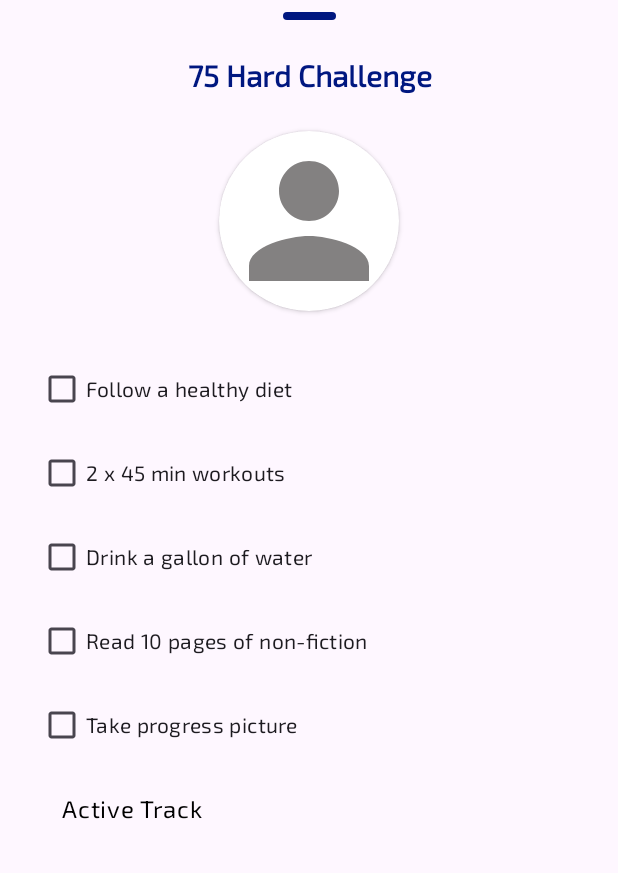
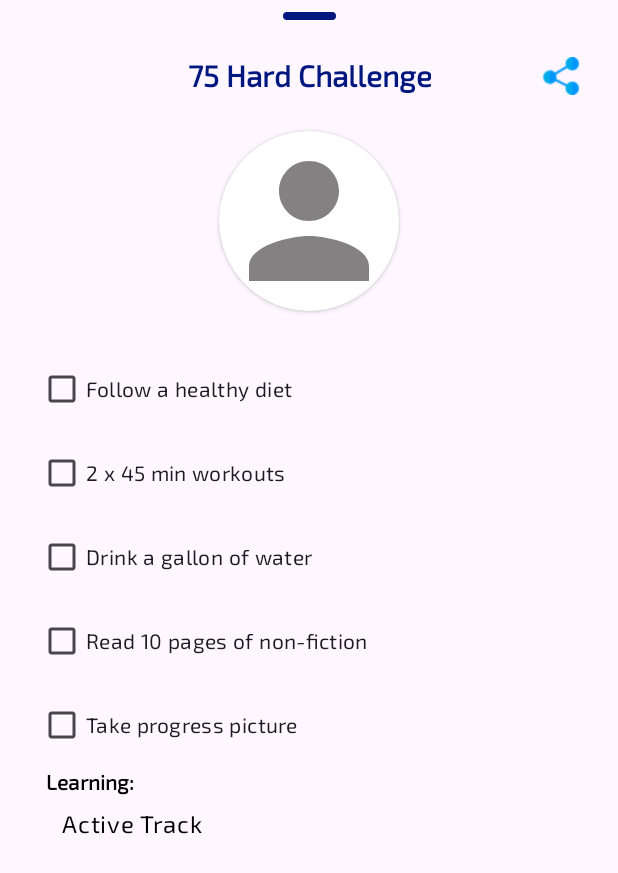
Before and after one commit to Vanshpanchal/Active-Track, an Android app: the layout challenge_preview.xml on its own in the app's theme, with its tools: preview values and no code run, on a phone screen of 412 x 824 dp. Shown: the top 873 px of the screen. Run offline under Robolectric (Android 15) with nearby library versions, the phone set to English and light mode, and no system bars.

Commit message:
UI changes and modifications

```diff
--- a/app/src/main/java/com/example/fitnessapp/MainActivity.kt
+++ b/app/src/main/java/com/example/fitnessapp/MainActivity.kt
@@ -74,10 +74,12 @@ class MainActivity : AppCompatActivity() {
         val value = sharedPreferences_1.getString("act", "0")
         if (value == "workout") {
             bindMain!!.radioGroup.visibility = View.VISIBLE
+            bindMain!!.ivLogo.setImageResource(R.drawable.home_workout_written)
             exercisetimer = 30
         }else{
             bindMain!!.radioGroup.visibility = View.GONE
             exercisetimer = 20
+            bindMain!!.ivLogo.setImageResource(R.drawable.home_yoga_written)
         }
 
     }
--- a/app/src/main/res/layout/challenge_preview.xml
+++ b/app/src/main/res/layout/challenge_preview.xml
@@ -2,9 +2,10 @@
 <androidx.constraintlayout.widget.ConstraintLayout xmlns:android="http://schemas.android.com/apk/res/android"
     xmlns:app="http://schemas.android.com/apk/res-auto"
     xmlns:tools="http://schemas.android.com/tools"
+    android:id="@+id/dailogp_main"
     android:layout_width="match_parent"
-    android:paddingBottom="15sp"
-    android:layout_height="wrap_content">
+    android:layout_height="wrap_content"
+    android:paddingBottom="15sp">
 
     <View
         android:id="@+id/view2"
@@ -16,10 +17,22 @@
         app:layout_constraintStart_toStartOf="parent"
         app:layout_constraintTop_toTopOf="parent" />
 
+    <ImageButton
+        android:id="@+id/sharingBtn"
+        android:layout_width="25dp"
+        android:layout_height="25dp"
+        android:layout_marginTop="15sp"
+        android:layout_marginEnd="25sp"
+        android:background="@color/transparent"
+        android:scaleType="centerCrop"
+        android:src="@drawable/sharebtn"
+        app:layout_constraintBottom_toBottomOf="@+id/date"
+        app:layout_constraintEnd_toEndOf="parent"
+        app:layout_constraintTop_toBottomOf="@+id/view2" />
 
     <TextView
         android:id="@+id/date"
-        android:layout_width="match_parent"
+        android:layout_width="wrap_content"
         android:layout_height="wrap_content"
         android:layout_marginTop="15dp"
         android:paddingVertical="8sp"
@@ -28,14 +41,16 @@
         android:textColor="?colorPrimary"
         android:textSize="20sp"
         android:textStyle="bold"
+        app:layout_constraintEnd_toEndOf="parent"
+        app:layout_constraintStart_toStartOf="parent"
         app:layout_constraintTop_toBottomOf="@+id/view2" />
 
     <androidx.cardview.widget.CardView
         android:id="@+id/prog_img"
         android:layout_width="120dp"
         android:layout_height="120dp"
+        android:layout_marginTop="15sp"
         app:cardCornerRadius="100sp"
-        android:layout_marginTop="15sp"
         app:layout_constraintEnd_toEndOf="parent"
         app:layout_constraintStart_toStartOf="parent"
         app:layout_constraintTop_toBottomOf="@+id/date">
@@ -45,70 +60,82 @@
             android:layout_width="match_parent"
             android:layout_height="match_parent"
             android:contentDescription="@string/home"
-            android:tag="Null"
             android:scaleType="centerCrop"
             android:src="@drawable/baseline_person_24"
+            android:tag="Null"
             android:visibility="visible" />
     </androidx.cardview.widget.CardView>
 
 
     <CheckBox
         android:id="@+id/task_1"
-        android:layout_marginTop="28sp"
         android:layout_width="match_parent"
         android:layout_height="wrap_content"
         android:layout_marginHorizontal="25sp"
+        android:layout_marginTop="28sp"
         android:text="@string/follow_a_healthy_diet"
         app:layout_constraintTop_toBottomOf="@+id/prog_img" />
 
     <CheckBox
         android:id="@+id/task_2"
-        android:layout_marginTop="8sp"
         android:layout_width="match_parent"
         android:layout_height="wrap_content"
         android:layout_marginHorizontal="25sp"
+        android:layout_marginTop="8sp"
         android:text="@string/_2_x_45_min_workouts"
         app:layout_constraintTop_toBottomOf="@+id/task_1" />
 
     <CheckBox
         android:id="@+id/task_3"
-        android:layout_marginTop="8sp"
         android:layout_width="match_parent"
         android:layout_height="wrap_content"
         android:layout_marginHorizontal="25sp"
+        android:layout_marginTop="8sp"
         android:text="@string/drink_a_gallon_of_water"
         app:layout_constraintTop_toBottomOf="@+id/task_2" />
 
     <CheckBox
         android:id="@+id/task_4"
-        android:layout_marginTop="8sp"
         android:layout_width="match_parent"
         android:layout_height="wrap_content"
         android:layout_marginHorizontal="25sp"
+        android:layout_marginTop="8sp"
         android:text="@string/read_10_pages_of_non_fiction"
         app:layout_constraintTop_toBottomOf="@+id/task_3" />
 
     <CheckBox
         android:id="@+id/task_5"
-        android:layout_marginTop="8sp"
         android:layout_width="match_parent"
         android:layout_height="wrap_content"
         android:layout_marginHorizontal="25sp"
+        android:layout_marginTop="8sp"
         android:text="@string/take_progress_picture"
         app:layout_constraintTop_toBottomOf="@+id/task_4" />
 
     <TextView
+        android:id="@+id/learning_label"
+        android:layout_width="wrap_content"
+        android:layout_height="wrap_content"
+        android:paddingHorizontal="5dp"
+        android:layout_marginBottom="2sp"
+        android:text="@string/learning"
+        android:textColor="@color/black"
+        android:textStyle="bold"
+        app:layout_constraintBottom_toTopOf="@+id/learning"
+        app:layout_constraintStart_toStartOf="@+id/task_5" />
+
+    <TextView
+        android:id="@+id/learning"
         style="@style/Widget.Material3.TextInputEditText.OutlinedBox.Dense"
-        android:id="@+id/learning"
         android:layout_width="match_parent"
         android:layout_height="wrap_content"
         android:layout_marginHorizontal="25dp"
-        android:layout_marginTop="15sp"
+        android:layout_marginTop="25sp"
+        android:layout_marginBottom="25dp"
         android:paddingHorizontal="5dp"
         android:paddingVertical="5dp"
+        android:text="@string/app_name"
         android:textColor="@color/black"
-        android:text="@string/app_name"
-        android:layout_marginBottom="25dp"
         app:layout_constraintTop_toBottomOf="@+id/task_5"
         tools:layout_editor_absoluteX="-25dp" />
 
--- a/app/src/main/res/values/strings.xml
+++ b/app/src/main/res/values/strings.xml
@@ -85,4 +85,5 @@
     <string name="apply">Apply</string>
     <string name="ovr_weight">Over-Weight</string>
     <string name="timer">Timer</string>
+    <string name="learning">Learning:</string>
 </resources>
```
Also changed, not shown: app/src/main/java/com/example/fitnessapp/challengeAct.kt (+73 -1 lines), app/src/main/java/com/example/fitnessapp/challengeAdapter.kt (+6 -4 lines), app/src/main/res/drawable/home_yoga_written.png (added), app/src/main/res/drawable/sharebtn.png (added), app/src/main/res/drawable/yoga_written.png (added).
